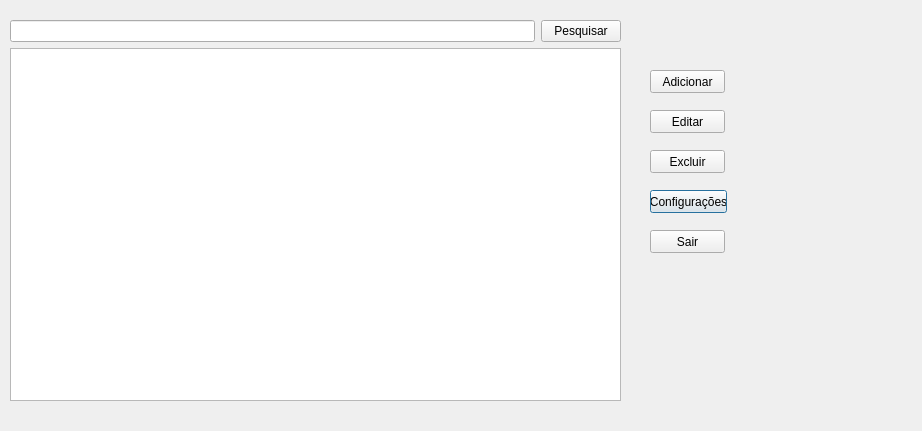
First picture: the form in TrabalhoFinalQT/mainwindow.ui, repository arianeam/prog.OOC-, before the edit.
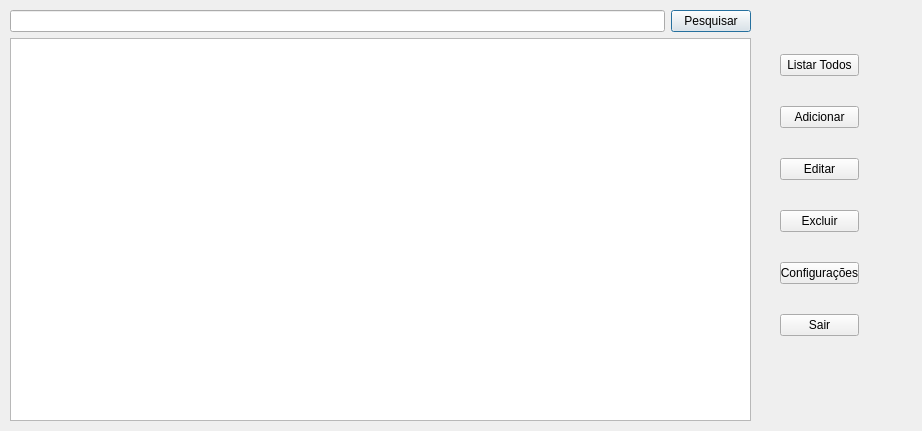
Second picture: the form after the edit.

What changed in the file:
```diff
--- a/TrabalhoFinalQT/mainwindow.ui
+++ b/TrabalhoFinalQT/mainwindow.ui
@@ -13,78 +13,13 @@
   <property name="windowTitle">
    <string>Dialog</string>
   </property>
-  <widget class="QPushButton" name="configBtn">
-   <property name="geometry">
-    <rect>
-     <x>650</x>
-     <y>190</y>
-     <width>77</width>
-     <height>23</height>
-    </rect>
-   </property>
-   <property name="text">
-    <string>Configurações</string>
-   </property>
-  </widget>
-  <widget class="QPushButton" name="sairBtn">
-   <property name="geometry">
-    <rect>
-     <x>650</x>
-     <y>230</y>
-     <width>75</width>
-     <height>23</height>
-    </rect>
-   </property>
-   <property name="text">
-    <string>Sair</string>
-   </property>
-  </widget>
-  <widget class="QPushButton" name="addBtn">
-   <property name="geometry">
-    <rect>
-     <x>650</x>
-     <y>70</y>
-     <width>75</width>
-     <height>23</height>
-    </rect>
-   </property>
-   <property name="text">
-    <string>Adicionar</string>
-   </property>
-  </widget>
-  <widget class="QPushButton" name="editarBtn">
-   <property name="geometry">
-    <rect>
-     <x>650</x>
-     <y>110</y>
-     <width>75</width>
-     <height>23</height>
-    </rect>
-   </property>
-   <property name="text">
-    <string>Editar</string>
-   </property>
-  </widget>
-  <widget class="QPushButton" name="pushButton_5">
-   <property name="geometry">
-    <rect>
-     <x>650</x>
-     <y>150</y>
-     <width>75</width>
-     <height>23</height>
-    </rect>
-   </property>
-   <property name="text">
-    <string>Excluir</string>
-   </property>
-  </widget>
   <widget class="QWidget" name="layoutWidget">
    <property name="geometry">
     <rect>
      <x>10</x>
-     <y>20</y>
-     <width>611</width>
-     <height>381</height>
+     <y>10</y>
+     <width>741</width>
+     <height>411</height>
     </rect>
    </property>
    <layout class="QVBoxLayout" name="verticalLayout_2">
@@ -118,6 +53,60 @@
     </item>
    </layout>
   </widget>
+  <widget class="QWidget" name="">
+   <property name="geometry">
+    <rect>
+     <x>780</x>
+     <y>30</y>
+     <width>79</width>
+     <height>331</height>
+    </rect>
+   </property>
+   <layout class="QVBoxLayout" name="verticalLayout_3">
+    <item>
+     <widget class="QPushButton" name="listarBtn">
+      <property name="text">
+       <string>Listar Todos</string>
+      </property>
+     </widget>
+    </item>
+    <item>
+     <widget class="QPushButton" name="addBtn">
+      <property name="text">
+       <string>Adicionar</string>
+      </property>
+     </widget>
+    </item>
+    <item>
+     <widget class="QPushButton" name="editarBtn">
+      <property name="text">
+       <string>Editar</string>
+      </property>
+     </widget>
+    </item>
+    <item>
+     <widget class="QPushButton" name="pushButton_5">
+      <property name="text">
+       <string>Excluir</string>
+      </property>
+     </widget>
+    </item>
+    <item>
+     <widget class="QPushButton" name="configBtn">
+      <property name="text">
+       <string>Configurações</string>
+      </property>
+     </widget>
+    </item>
+    <item>
+     <widget class="QPushButton" name="sairBtn">
+      <property name="text">
+       <string>Sair</string>
+      </property>
+     </widget>
+    </item>
+   </layout>
+  </widget>
  </widget>
  <resources/>
  <connections/>
```
